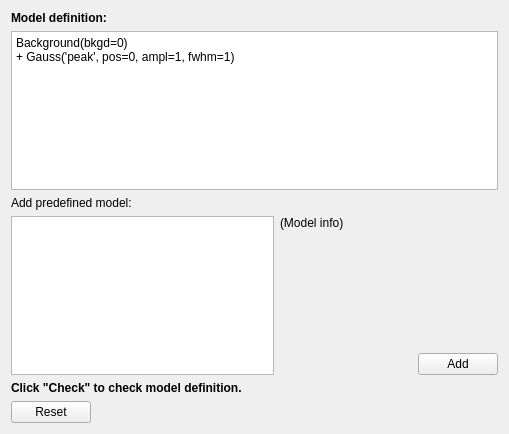
This is ufit/gui/modelbuilder.ui in McStasMcXtrace/ufit as Qt 5 draws it before an edit. The edited form follows.
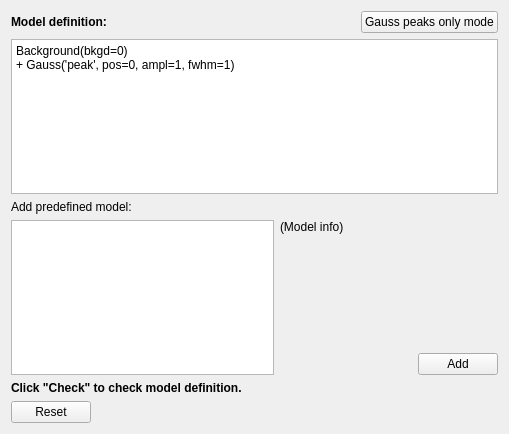
This is the edited form.

Commit message: modelbuilder: add new simplified "gauss peaks only" mode

The edit to the form file:
```diff
--- a/ufit/gui/modelbuilder.ui
+++ b/ufit/gui/modelbuilder.ui
@@ -16,16 +16,179 @@
   <layout class="QHBoxLayout" name="horizontalLayout">
    <item>
     <layout class="QGridLayout" name="gridLayout">
+     <item row="0" column="2" colspan="2">
+      <layout class="QHBoxLayout" name="horizontalLayout_3">
+       <item>
+        <spacer name="horizontalSpacer">
+         <property name="orientation">
+          <enum>Qt::Horizontal</enum>
+         </property>
+         <property name="sizeHint" stdset="0">
+          <size>
+           <width>40</width>
+           <height>20</height>
+          </size>
+         </property>
+        </spacer>
+       </item>
+       <item>
+        <widget class="QPushButton" name="gaussOnlyBtn">
+         <property name="sizePolicy">
+          <sizepolicy hsizetype="Fixed" vsizetype="Fixed">
+           <horstretch>0</horstretch>
+           <verstretch>0</verstretch>
+          </sizepolicy>
+         </property>
+         <property name="text">
+          <string>Gauss peaks only mode</string>
+         </property>
+        </widget>
+       </item>
+      </layout>
+     </item>
      <item row="1" column="0" colspan="4">
-      <widget class="QTextEdit" name="modeldefEdit">
-       <property name="html">
-        <string>&lt;!DOCTYPE HTML PUBLIC &quot;-//W3C//DTD HTML 4.0//EN&quot; &quot;http://www.w3.org/TR/REC-html40/strict.dtd&quot;&gt;
+      <widget class="QStackedWidget" name="modeldefStacker">
+       <property name="currentIndex">
+        <number>0</number>
+       </property>
+       <widget class="QWidget" name="page">
+        <layout class="QHBoxLayout" name="horizontalLayout_2">
+         <property name="margin">
+          <number>0</number>
+         </property>
+         <item>
+          <layout class="QGridLayout" name="gridLayout_2">
+           <item row="0" column="0" colspan="4">
+            <widget class="QTextEdit" name="modeldefEdit">
+             <property name="html">
+              <string>&lt;!DOCTYPE HTML PUBLIC &quot;-//W3C//DTD HTML 4.0//EN&quot; &quot;http://www.w3.org/TR/REC-html40/strict.dtd&quot;&gt;
 &lt;html&gt;&lt;head&gt;&lt;meta name=&quot;qrichtext&quot; content=&quot;1&quot; /&gt;&lt;style type=&quot;text/css&quot;&gt;
 p, li { white-space: pre-wrap; }
 &lt;/style&gt;&lt;/head&gt;&lt;body style=&quot; font-family:'Lucida Grande'; font-size:9pt; font-weight:400; font-style:normal;&quot;&gt;
 &lt;p style=&quot; margin-top:0px; margin-bottom:0px; margin-left:0px; margin-right:0px; -qt-block-indent:0; text-indent:0px;&quot;&gt;Background(bkgd=0)&lt;/p&gt;
 &lt;p style=&quot; margin-top:0px; margin-bottom:0px; margin-left:0px; margin-right:0px; -qt-block-indent:0; text-indent:0px;&quot;&gt;+ Gauss('peak', pos=0, ampl=1, fwhm=1)&lt;/p&gt;&lt;/body&gt;&lt;/html&gt;</string>
-       </property>
+             </property>
+            </widget>
+           </item>
+           <item row="2" column="2" colspan="2">
+            <widget class="QScrollArea" name="scrollArea">
+             <property name="frameShape">
+              <enum>QFrame::NoFrame</enum>
+             </property>
+             <property name="frameShadow">
+              <enum>QFrame::Plain</enum>
+             </property>
+             <property name="widgetResizable">
+              <bool>true</bool>
+             </property>
+             <widget class="QWidget" name="scrollAreaWidgetContents">
+              <property name="geometry">
+               <rect>
+                <x>0</x>
+                <y>0</y>
+                <width>220</width>
+                <height>124</height>
+               </rect>
+              </property>
+              <layout class="QVBoxLayout" name="verticalLayout">
+               <property name="margin">
+                <number>0</number>
+               </property>
+               <item>
+                <widget class="QLabel" name="modelinfoLbl">
+                 <property name="text">
+                  <string>(Model info)</string>
+                 </property>
+                 <property name="alignment">
+                  <set>Qt::AlignLeading|Qt::AlignLeft|Qt::AlignTop</set>
+                 </property>
+                 <property name="wordWrap">
+                  <bool>true</bool>
+                 </property>
+                </widget>
+               </item>
+              </layout>
+             </widget>
+            </widget>
+           </item>
+           <item row="2" column="0" rowspan="2" colspan="2">
+            <widget class="QListWidget" name="premodelsList"/>
+           </item>
+           <item row="4" column="0" colspan="4">
+            <widget class="QLabel" name="statusLbl">
+             <property name="font">
+              <font>
+               <weight>75</weight>
+               <bold>true</bold>
+              </font>
+             </property>
+             <property name="text">
+              <string>Click &quot;Check&quot; to check model definition.</string>
+             </property>
+            </widget>
+           </item>
+           <item row="1" column="0" colspan="2">
+            <widget class="QLabel" name="label_2">
+             <property name="sizePolicy">
+              <sizepolicy hsizetype="Fixed" vsizetype="Preferred">
+               <horstretch>0</horstretch>
+               <verstretch>0</verstretch>
+              </sizepolicy>
+             </property>
+             <property name="text">
+              <string>Add predefined model:</string>
+             </property>
+            </widget>
+           </item>
+           <item row="3" column="3">
+            <widget class="QPushButton" name="addmodelBtn">
+             <property name="sizePolicy">
+              <sizepolicy hsizetype="Fixed" vsizetype="Fixed">
+               <horstretch>0</horstretch>
+               <verstretch>0</verstretch>
+              </sizepolicy>
+             </property>
+             <property name="text">
+              <string>Add</string>
+             </property>
+            </widget>
+           </item>
+          </layout>
+         </item>
+        </layout>
+       </widget>
+       <widget class="QWidget" name="page_2">
+        <layout class="QVBoxLayout" name="verticalLayout_2">
+         <item>
+          <widget class="QLabel" name="label_3">
+           <property name="text">
+            <string>For each peak that you want to fit:
+
+* click first on the maximum
+* then click on the X position of the half maximum
+
+When finished, click &quot;Apply&quot; below to go to the fitting page.</string>
+           </property>
+           <property name="wordWrap">
+            <bool>true</bool>
+           </property>
+          </widget>
+         </item>
+         <item>
+          <spacer name="verticalSpacer">
+           <property name="orientation">
+            <enum>Qt::Vertical</enum>
+           </property>
+           <property name="sizeHint" stdset="0">
+            <size>
+             <width>20</width>
+             <height>68</height>
+            </size>
+           </property>
+          </spacer>
+         </item>
+        </layout>
+       </widget>
       </widget>
      </item>
      <item row="6" column="0" colspan="4">
@@ -35,33 +198,7 @@
        </property>
       </widget>
      </item>
-     <item row="2" column="0" colspan="2">
-      <widget class="QLabel" name="label_2">
-       <property name="sizePolicy">
-        <sizepolicy hsizetype="Fixed" vsizetype="Preferred">
-         <horstretch>0</horstretch>
-         <verstretch>0</verstretch>
-        </sizepolicy>
-       </property>
-       <property name="text">
-        <string>Add predefined model:</string>
-       </property>
-      </widget>
-     </item>
-     <item row="4" column="3">
-      <widget class="QPushButton" name="addmodelBtn">
-       <property name="sizePolicy">
-        <sizepolicy hsizetype="Fixed" vsizetype="Fixed">
-         <horstretch>0</horstretch>
-         <verstretch>0</verstretch>
-        </sizepolicy>
-       </property>
-       <property name="text">
-        <string>Add</string>
-       </property>
-      </widget>
-     </item>
-     <item row="0" column="0" colspan="4">
+     <item row="0" column="0" colspan="2">
       <widget class="QLabel" name="label">
        <property name="sizePolicy">
         <sizepolicy hsizetype="Preferred" vsizetype="Preferred">
@@ -80,63 +217,6 @@
        </property>
       </widget>
      </item>
-     <item row="5" column="0" colspan="4">
-      <widget class="QLabel" name="statusLbl">
-       <property name="font">
-        <font>
-         <weight>75</weight>
-         <bold>true</bold>
-        </font>
-       </property>
-       <property name="text">
-        <string>Click &quot;Check&quot; to check model definition.</string>
-       </property>
-      </widget>
-     </item>
-     <item row="3" column="2" colspan="2">
-      <widget class="QScrollArea" name="scrollArea">
-       <property name="frameShape">
-        <enum>QFrame::NoFrame</enum>
-       </property>
-       <property name="frameShadow">
-        <enum>QFrame::Plain</enum>
-       </property>
-       <property name="widgetResizable">
-        <bool>true</bool>
-       </property>
-       <widget class="QWidget" name="scrollAreaWidgetContents">
-        <property name="geometry">
-         <rect>
-          <x>0</x>
-          <y>0</y>
-          <width>220</width>
-          <height>130</height>
-         </rect>
-        </property>
-        <layout class="QVBoxLayout" name="verticalLayout">
-         <property name="margin">
-          <number>0</number>
-         </property>
-         <item>
-          <widget class="QLabel" name="modelinfoLbl">
-           <property name="text">
-            <string>(Model info)</string>
-           </property>
-           <property name="alignment">
-            <set>Qt::AlignLeading|Qt::AlignLeft|Qt::AlignTop</set>
-           </property>
-           <property name="wordWrap">
-            <bool>true</bool>
-           </property>
-          </widget>
-         </item>
-        </layout>
-       </widget>
-      </widget>
-     </item>
-     <item row="3" column="0" rowspan="2" colspan="2">
-      <widget class="QListWidget" name="premodelsList"/>
-     </item>
     </layout>
    </item>
   </layout>
```
Left out of the diff: 6 changed lines with no effect on the pictures. The commit also changes 2 other files.
